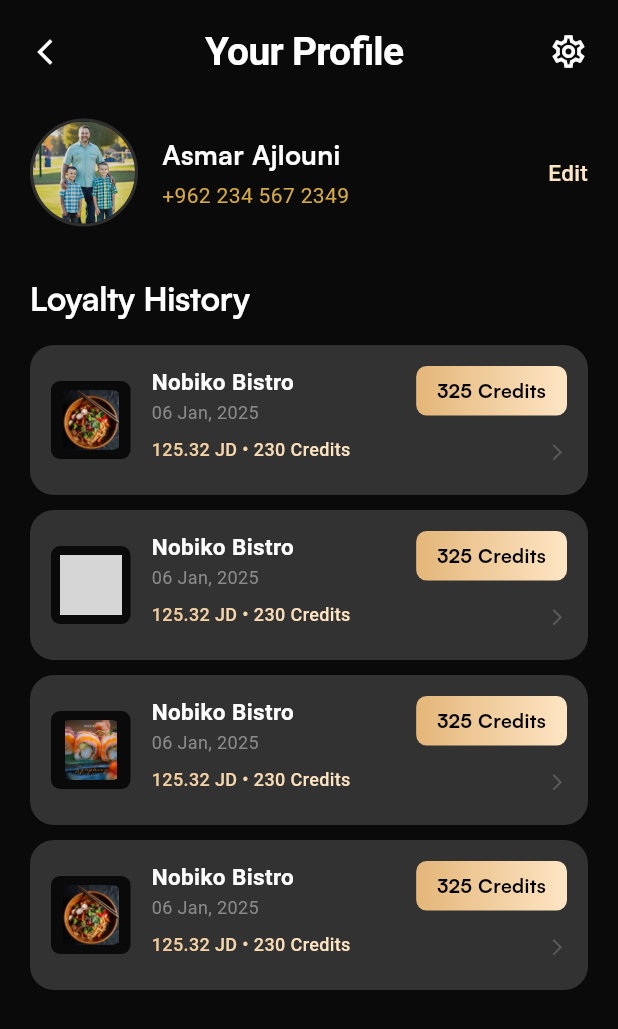
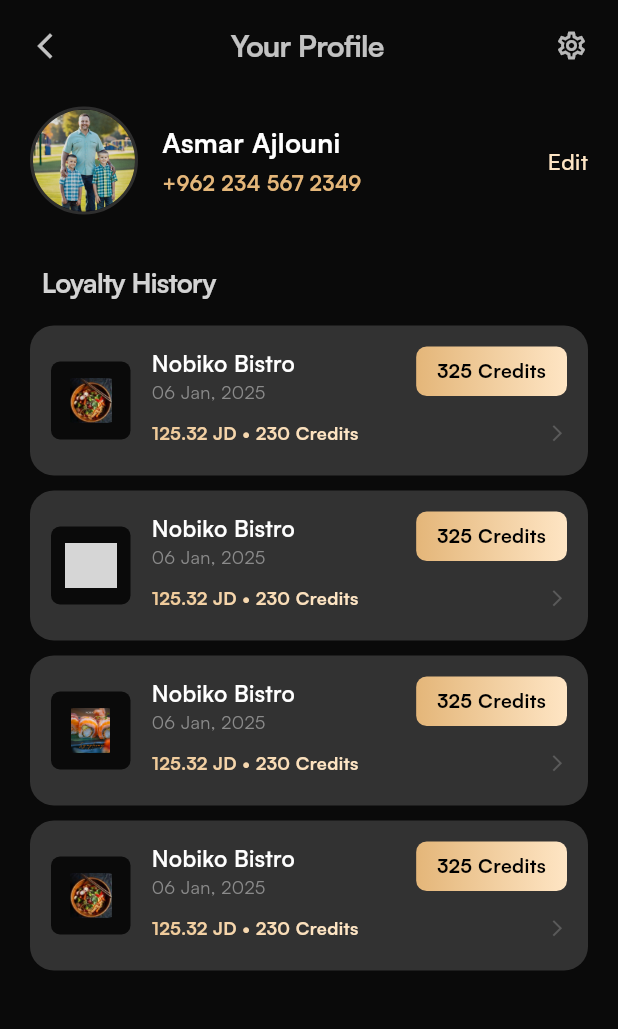
Before and after one commit to peteratef1/recastdesigns, a Flutter app: the screen it shows after launch, after a tap on "More details", on a phone screen of 412 x 824 dp. Shown: the top 1029 px of the screen. Run offline on Flutter 3.47's test engine with Material 3 defaults, Android fonts, the phone set to English and light mode, and no system bars; Roboto replaces fonts that are missing (SF Pro Display); grey boxes are pictures that could not be loaded.

Commit message:
Final Touches

```diff
--- a/lib/main.dart
+++ b/lib/main.dart
@@ -22,7 +22,8 @@ class AlterNowApp extends StatelessWidget {
     return MaterialApp(
       title: 'AlterNow',
       debugShowCheckedModeBanner: false,
-      theme: apptheme.AppTheme.darkTheme,
+      debugShowMaterialGrid: false,
+      theme: apptheme.darkTheme,
       home: const HomeScreen(),
     );
   }
--- a/lib/screens/home_screen.dart
+++ b/lib/screens/home_screen.dart
@@ -20,8 +20,6 @@ class HomeScreen extends StatelessWidget {
               crossAxisAlignment: CrossAxisAlignment.start,
               children: [
                 const SizedBox(height: 20),
-
-                // Header
                 Row(
                   mainAxisAlignment: MainAxisAlignment.spaceBetween,
                   crossAxisAlignment: CrossAxisAlignment.center,
@@ -29,23 +27,30 @@ class HomeScreen extends StatelessWidget {
                     Column(
                       crossAxisAlignment: CrossAxisAlignment.start,
                       children: [
-                        Text(
+                        Padding(
+                          padding: const EdgeInsets.only(left: 8.0),
+                          child: Text(
                             'Welcome Back,',
                             style: TextStyle(
                               color: AppColors.textSecondary,
                               fontSize: 15,
                               fontWeight: FontWeight.w400,
-                            fontFamily: "Satoshi",
+                            ),
                           ),
                         ),
                         const SizedBox(height: 2),
-                        GradientText(
+                        Padding(
+                          padding: const EdgeInsets.only(left: 8.0),
+                          child: GradientText(
                             "Asmar Ajlouni",
                             style: AppTextStyles.venueTitle,
                           ),
+                        ),
                       ],
                     ),
-                    GestureDetector(
+                    Padding(
+                      padding: const EdgeInsets.only(right: 16.0),
+                      child: GestureDetector(
                         onTap: () {
                           Navigator.push(
                             context,
@@ -66,9 +71,10 @@ class HomeScreen extends StatelessWidget {
                             ),
                           ),
                           child: const Icon(
-                          Icons.person,
+                            Icons.person_rounded,
                             color: AppColors.white,
                             size: 24,
+                          ),
                         ),
                       ),
                     ),
@@ -83,9 +89,9 @@ class HomeScreen extends StatelessWidget {
                   totalOrders: 24,
                   progressValue: 0.62,
                   recentFoodImages: const [
-                    'assets/food1.png',
-                    'assets/food2.png',
-                    'assets/food3.png',
+                    'assets/1.png',
+                    'assets/2.png',
+                    'assets/3.png',
                   ],
                   onMoreDetails: () {
                     Navigator.push(
@@ -98,14 +104,17 @@ class HomeScreen extends StatelessWidget {
                 const SizedBox(height: 28),
 
                 // Venue Selection header
-                const Text(
+                Padding(
+                  padding: const EdgeInsets.only(left: 10.0),
+                  child: Text(
                     'Venue Selection',
                     style: TextStyle(
-                    color: AppColors.white,
+                      color: AppColors.white.withValues(alpha: 0.87),
 
-                    fontSize: 22,
+                      fontSize: 20,
                       fontWeight: FontWeight.w100,
                       letterSpacing: -0.3,
+                    ),
                   ),
                 ),
 
--- a/lib/screens/profile_screen.dart
+++ b/lib/screens/profile_screen.dart
@@ -55,27 +55,27 @@ class ProfileScreen extends StatelessWidget {
                 children: [
                   GestureDetector(
                     onTap: () => Navigator.pop(context),
-                    child: const Icon(
+                    child: Icon(
                       Icons.arrow_back_ios_new,
-                      color: AppColors.white,
+                      color: AppColors.white.withValues(alpha: 0.75),
                       size: 20,
                     ),
                   ),
-                  const Text(
+                  Text(
                     'Your Profile',
                     style: TextStyle(
-                      color: AppColors.white,
-                      fontSize: 26,
+                      color: AppColors.white.withValues(alpha: 0.75),
+                      fontSize: 20,
                       fontWeight: FontWeight.w700,
                       letterSpacing: -0.5,
                     ),
                   ),
                   GestureDetector(
                     onTap: () {},
-                    child: const Icon(
+                    child: Icon(
                       Icons.settings_outlined,
-                      color: AppColors.white,
-                      size: 26,
+                      color: AppColors.white.withValues(alpha: 0.71),
+                      size: 22,
                     ),
                   ),
                 ],
@@ -133,7 +133,6 @@ class ProfileScreen extends StatelessWidget {
                                 const Text(
                                   'Asmar Ajlouni',
                                   style: TextStyle(
-                                    fontFamily: "Satoshi",
                                     color: AppColors.white,
                                     fontSize: 18,
                                     fontWeight: FontWeight.w700,
@@ -143,9 +142,9 @@ class ProfileScreen extends StatelessWidget {
                                 const Text(
                                   '+962 234 567 2349',
                                   style: TextStyle(
-                                    color: AppColors.gold,
+                                    color: AppColors.secondaryColor,
                                     fontSize: 14,
-                                    fontWeight: FontWeight.w400,
+                                    fontWeight: FontWeight.bold,
                                   ),
                                 ),
                               ],
@@ -170,14 +169,16 @@ class ProfileScreen extends StatelessWidget {
                       const SizedBox(height: 32),
 
                       // Loyalty History heading
-                      const Text(
-                        'Loyalty History',
-                        style: TextStyle(
-                          fontFamily: "Satoshi",
-                          color: AppColors.white,
-                          fontSize: 22,
-                          fontWeight: FontWeight.w700,
-                          letterSpacing: -0.3,
+                      Padding(
+                        padding: const EdgeInsets.fromLTRB(8.0, 0, 8.0, 0),
+                        child: Text(
+                          'Loyalty History',
+                          style: TextStyle(
+                            color: AppColors.white.withValues(alpha: 0.82),
+                            fontSize: 18,
+                            fontWeight: FontWeight.w700,
+                            letterSpacing: -0.5,
+                          ),
                         ),
                       ),
 
--- a/lib/theme.dart
+++ b/lib/theme.dart
@@ -105,34 +105,10 @@ class AppColors {
   static const Color textPrimary = Color(0xFFFFFFFF);
   static const Color textSecondary = Color(0xFF8A8A8A);
   static const Color secondBackground = Color(0xFF323232);
-
+  static const Color secondaryColor = Color(0xFFE4B679);
   static const Color textMuted = Color(0xFF5A5A5A);
   static const Color progressBackground = Color(0xFF2A2A2A);
   static const Color border = Color(0xFF2E2E2E);
   static const Color creditsChip = Color(0xFFF0D898);
   static const Color textColor = Color(0xFFFEE5C4);
 }
-
-class AppTheme {
-  static ThemeData get darkTheme {
-    return ThemeData(
-      brightness: Brightness.dark,
-      scaffoldBackgroundColor: AppColors.background,
-      fontFamily: 'SF Pro Display',
-      colorScheme: const ColorScheme.dark(
-        surface: AppColors.surface,
-        primary: AppColors.gold,
-      ),
-      appBarTheme: const AppBarTheme(
-        backgroundColor: AppColors.background,
-        elevation: 0,
-        iconTheme: IconThemeData(color: AppColors.white),
-        titleTextStyle: TextStyle(
-          color: AppColors.white,
-          fontSize: 28,
-          fontWeight: FontWeight.w700,
-        ),
-      ),
-    );
-  }
-}
--- a/lib/widgets/history_card.dart
+++ b/lib/widgets/history_card.dart
@@ -38,22 +38,24 @@ class HistoryCard extends StatelessWidget {
             Container(
               width: 53,
               height: 52,
-              padding: const EdgeInsets.all(6),
+              padding: const EdgeInsets.symmetric(horizontal: 9, vertical: 11),
               decoration: BoxDecoration(
                 borderRadius: BorderRadius.circular(6),
-                color: AppColors.background, // black background
+                color: AppColors.background,
               ),
               child: ClipRRect(
                 borderRadius: BorderRadius.circular(6),
                 child: Image.asset(
                   imagePath,
+                  width: 34,
+                  height: 30,
                   fit: BoxFit.contain,
                   errorBuilder:
                       (c, e, s) => Center(
                         child: Icon(
                           Icons.restaurant,
                           color: AppColors.gold,
-                          size: 28,
+                          size: 24,
                         ),
                       ),
                 ),
@@ -84,12 +86,12 @@ class HistoryCard extends StatelessWidget {
                       fontWeight: FontWeight.w400,
                     ),
                   ),
-                  const SizedBox(height: 8),
+                  const SizedBox(height: 10),
                   Text(
                     '$amount • $creditsSpent Credits',
                     style: TextStyle(
                       fontSize: 12,
-                      fontWeight: FontWeight.w500,
+                      fontWeight: FontWeight.bold,
                       foreground:
                           Paint()
                             ..shader = const LinearGradient(
@@ -126,7 +128,6 @@ class HistoryCard extends StatelessWidget {
                       color: Colors.black,
                       fontSize: 13,
                       fontWeight: FontWeight.bold,
-                      fontFamily: "Satoshi",
                     ),
                   ),
                 ),
--- a/lib/widgets/loyalty_card.dart
+++ b/lib/widgets/loyalty_card.dart
@@ -64,7 +64,7 @@ class LoyaltyCard extends StatelessWidget {
                   border: Border.all(color: AppColors.white, width: 1.5),
                 ),
                 child: Icon(
-                  Icons.person_outline,
+                  Icons.person_rounded,
                   color: AppColors.white,
                   size: 22,
                 ),
@@ -119,7 +119,7 @@ class LoyaltyCard extends StatelessWidget {
 
           // Total Orders row
           Container(
-            padding: const EdgeInsets.symmetric(horizontal: 10, vertical: 6),
+            padding: const EdgeInsets.fromLTRB(5, 6, 12, 3),
 
             child: Row(
               mainAxisSize: MainAxisSize.min,
@@ -147,7 +147,6 @@ class LoyaltyCard extends StatelessWidget {
 
           const SizedBox(height: 14),
 
-          // Bottom row: food images + more details
           Row(
             mainAxisAlignment: MainAxisAlignment.spaceBetween,
             children: [
@@ -158,9 +157,10 @@ class LoyaltyCard extends StatelessWidget {
                         margin: const EdgeInsets.only(right: 6),
                         width: 44,
                         height: 44,
+                        padding: const EdgeInsets.all(2),
                         decoration: BoxDecoration(
+                          color: Colors.black,
                           borderRadius: BorderRadius.circular(10),
-                          border: Border.all(color: AppColors.border, width: 1),
                         ),
                         child: ClipRRect(
                           borderRadius: BorderRadius.circular(9),
@@ -184,29 +184,30 @@ class LoyaltyCard extends StatelessWidget {
               GestureDetector(
                 onTap: onMoreDetails,
                 child: Container(
-                  padding: const EdgeInsets.symmetric(
-                    horizontal: 16,
-                    vertical: 9,
-                  ),
+                  width: 100,
+                  height: 27,
                   decoration: BoxDecoration(
                     border: Border.all(color: AppColors.white, width: 1),
-                    borderRadius: BorderRadius.circular(20),
+                    borderRadius: BorderRadius.circular(13.5),
                   ),
                   child: Row(
+                    mainAxisAlignment: MainAxisAlignment.center,
                     children: [
                       Text(
                         'More details',
                         style: TextStyle(
                           color: AppColors.white,
-                          fontSize: 13,
-                          fontFamily: "satoshi",
+                          fontSize: 10.5,
+                          fontWeight: FontWeight.w500,
+                          height: 1.3,
+                          letterSpacing: -0.32,
                         ),
                       ),
-                      const SizedBox(width: 4),
+                      const SizedBox(width: 3),
                       Icon(
                         Icons.arrow_forward,
                         color: AppColors.white,
-                        size: 14,
+                        size: 9,
                       ),
                     ],
                   ),
--- a/lib/widgets/venue_card.dart
+++ b/lib/widgets/venue_card.dart
@@ -87,7 +87,6 @@ class VenueCard extends StatelessWidget {
                               fontSize: 10,
                               fontWeight: FontWeight.w400,
                               letterSpacing: 0.3,
-                              fontFamily: "Satoshi",
                             ),
                           ),
 
```
Also changed, not shown: assets/1.png (added), assets/2.png (added), assets/3.png (added). Lines whose indentation alone changed are shown as unchanged.
